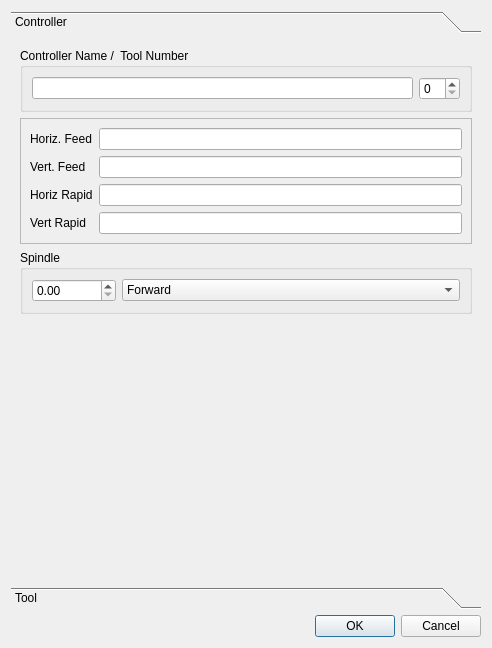
Above: src/Mod/Path/Gui/Resources/panels/DlgToolControllerEdit.ui from berndhahnebach/All_FreeCAD before the change. Below: the same form after it.
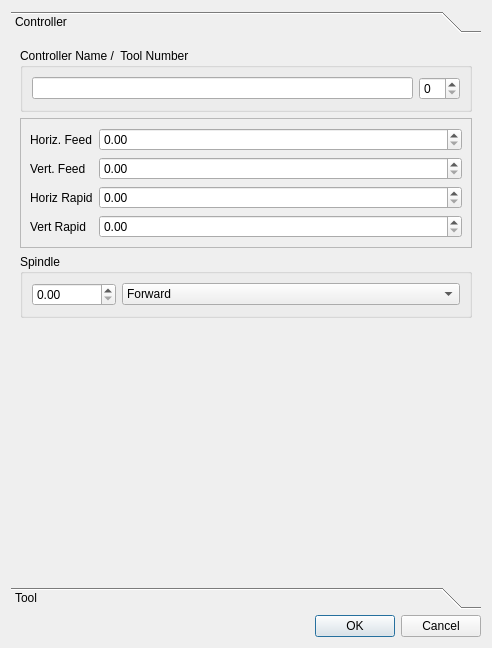
That is the form after the change. Custom widgets are drawn as their Qt base class.

Commit message: Changed tool controller editor to use QuantitySpinBox for speeds.

The edit to the form file:
```diff
--- a/src/Mod/Path/Gui/Resources/panels/DlgToolControllerEdit.ui
+++ b/src/Mod/Path/Gui/Resources/panels/DlgToolControllerEdit.ui
@@ -78,40 +78,52 @@
            </widget>
           </item>
           <item row="0" column="1">
-           <widget class="Gui::InputField" name="horizFeed">
+           <widget class="Gui::QuantitySpinBox" name="horizFeed">
             <property name="minimum" stdset="0">
              <double>0.000000000000000</double>
             </property>
+            <property name="maximum" stdset="0">
+             <double>9999999.000000000000000</double>
+            </property>
             <property name="unit" stdset="0">
              <string notr="true">mm/s</string>
             </property>
            </widget>
           </item>
           <item row="1" column="1">
-           <widget class="Gui::InputField" name="vertFeed">
+           <widget class="Gui::QuantitySpinBox" name="vertFeed">
             <property name="minimum" stdset="0">
              <double>0.000000000000000</double>
             </property>
+            <property name="maximum" stdset="0">
+             <double>9999999.000000000000000</double>
+            </property>
             <property name="unit" stdset="0">
              <string notr="true">mm/s</string>
             </property>
            </widget>
           </item>
           <item row="2" column="1">
-           <widget class="Gui::InputField" name="horizRapid">
+           <widget class="Gui::QuantitySpinBox" name="horizRapid">
             <property name="minimum" stdset="0">
              <double>0.000000000000000</double>
             </property>
+            <property name="maximum" stdset="0">
+             <double>9999999.000000000000000</double>
+            </property>
             <property name="unit" stdset="0">
              <string notr="true">mm/s</string>
             </property>
            </widget>
           </item>
           <item row="3" column="1">
-           <widget class="Gui::InputField" name="vertRapid">
+           <widget class="Gui::QuantitySpinBox" name="vertRapid">
             <property name="minimum" stdset="0">
              <double>0.000000000000000</double>
             </property>
+            <property name="maximum" stdset="0">
+             <double>9999999.000000000000000</double>
+            </property>
             <property name="unit" stdset="0">
              <string notr="true">mm/s</string>
             </property>
@@ -495,6 +507,11 @@
    <extends>QLineEdit</extends>
    <header>Gui/InputField.h</header>
   </customwidget>
+  <customwidget>
+   <class>Gui::QuantitySpinBox</class>
+   <extends>QDoubleSpinBox</extends>
+   <header>Gui/QuantitySpinBox.h</header>
+  </customwidget>
  </customwidgets>
  <resources/>
  <connections>
```
The commit also changes 2 other files.
